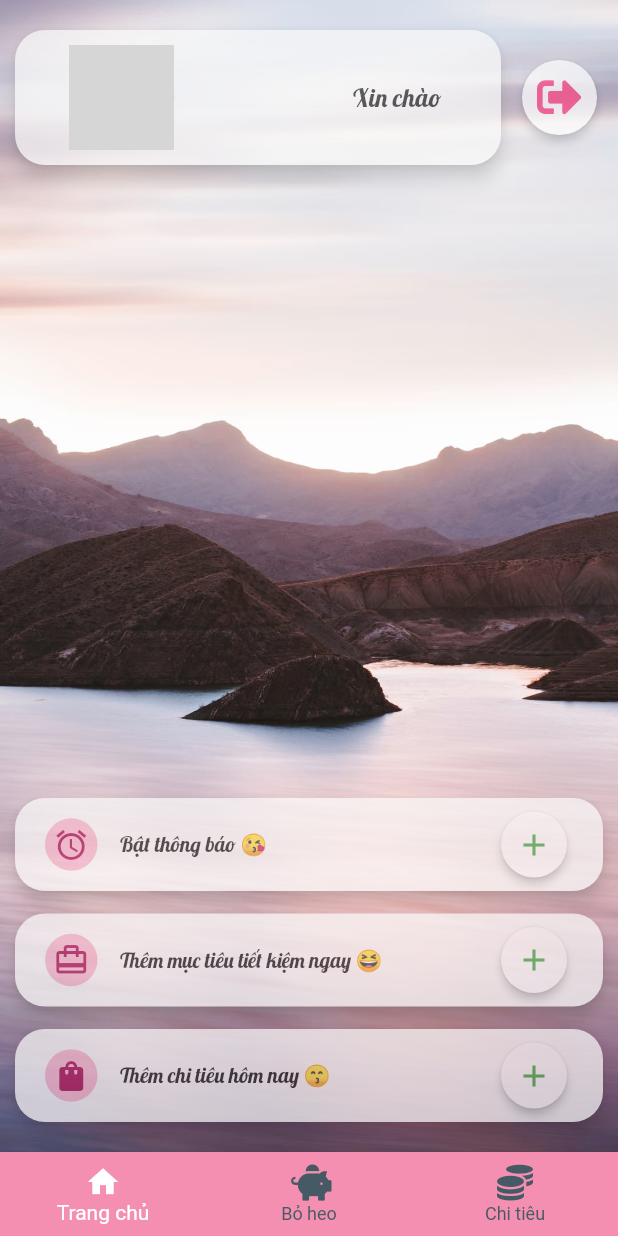
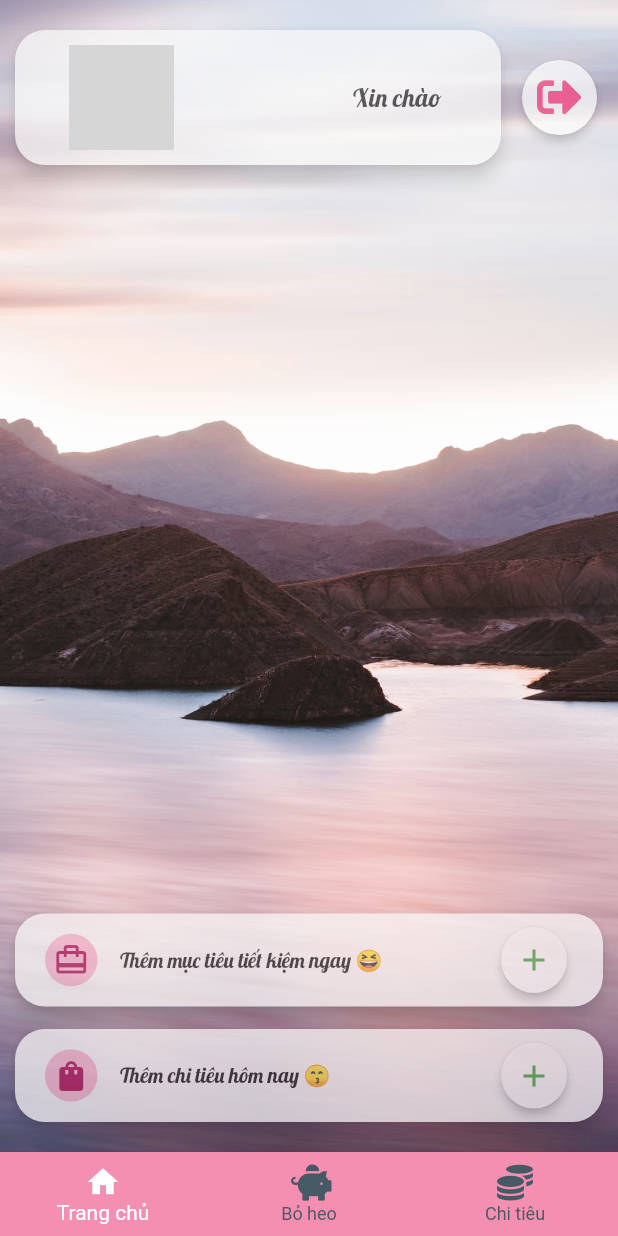
Before and after one commit to leaimy/AppQuanLyChiTieuCaNhan, a Flutter app: the HomePage screen opened directly with empty values, on a phone screen of 412 x 824 dp. Run offline on Flutter 3.47's test engine with Material 2 defaults, Android fonts, the phone set to English and light mode, and no system bars; our stand-ins replace date_time_picker, flutter_calendar_carousel, flutter_local_notifications, font_awesome_flutter, rxdart; grey boxes are pictures that could not be loaded.

Commit message:
Xoa bo thong bao 🐱‍🏍🐱‍🏍🐱‍🏍

```diff
--- a/quan_ly_chi_tieu_ca_nhan/lib/screens/home_tab.dart
+++ b/quan_ly_chi_tieu_ca_nhan/lib/screens/home_tab.dart
@@ -75,46 +75,6 @@ class _HomeTabState extends State<HomeTab> {
             opacity: 0.7,
             child: QuickActionBox(
               icon: Icon(
-                Icons.alarm,
-                color: Colors.pink[800],
-              ),
-              title: Text(
-                'Bật thông báo 😘',
-                style: TextStyle(fontFamily: 'Lobster'),
-              ),
-              iconBackGroundColor: Colors.pink[100],
-              actionIcon: CircleIconBox(
-                icon: Icons.add,
-                color: Colors.green,
-                onPressed: () async {
-                  await localNotifyManager.showNotification(
-                    title: 'Thông báo',
-                    body: 'Bạn đã vượt quá hạn mức chi tiêu hôm nay',
-                    payload: 'New Payload',
-                  );
-
-                  // await localNotifyManager.scheduleNotification(
-                  //   title: 'Thông báo',
-                  //   body: 'Bạn đã vượt quá hạn mức chi tiêu hôm nay',
-                  //   payload: 'New Payload',
-                  // );
-
-                  // await localNotifyManager.showDailyAtTimeNotification(
-                  //   title: 'Thông báo',
-                  //   body: 'Bạn đã vượt quá hạn mức chi tiêu hôm nay',
-                  //   payload: 'New Payload',
-                  // );
-
-                  // await localNotifyManager.cancelAllNotification();
-                },
-              ),
-            ),
-          ),
-          SizedBox(height: 15.0),
-          Opacity(
-            opacity: 0.7,
-            child: QuickActionBox(
-              icon: Icon(
                 Icons.card_travel,
                 color: Colors.pink[800],
               ),
```
